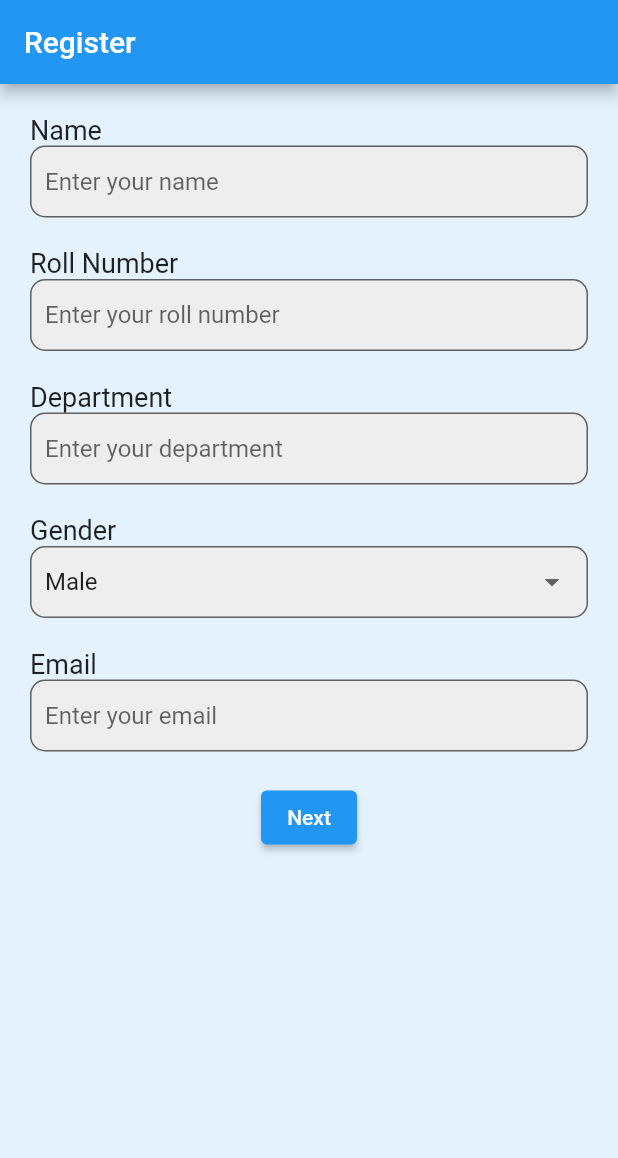
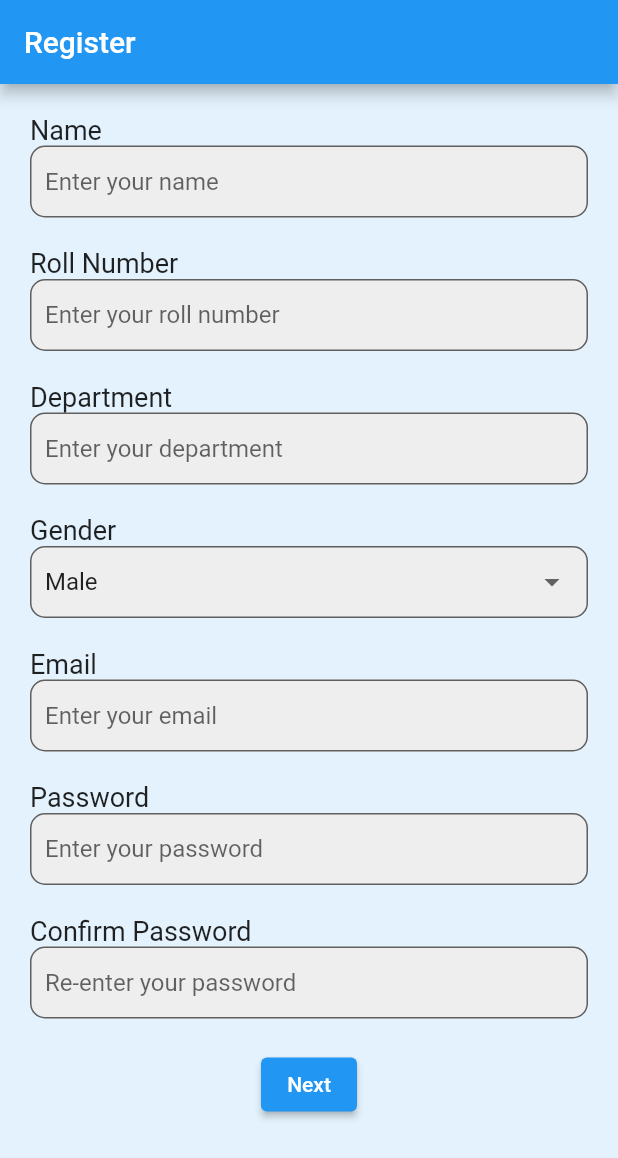
Before and after one commit to nithin-kasauzki/RoommateFinder-App, a Flutter app: the RegisterPage screen opened directly, on a phone screen of 412 x 824 dp. Shown: the top 1158 px of the screen. Run offline on Flutter 3.47's test engine with Material 2 defaults, Android fonts, the phone set to English and light mode, and no system bars.

```diff
--- a/lib/signup.dart
+++ b/lib/signup.dart
@@ -12,6 +12,8 @@ class _RegisterPageState extends State<RegisterPage> {
   final TextEditingController _deptController = TextEditingController();
   String _genderValue = 'male';
   final TextEditingController _emailController = TextEditingController();
+  final TextEditingController _passwordController = TextEditingController();
+  final TextEditingController _confirmPasswordController = TextEditingController();
 
   @override
   Widget build(BuildContext context) {
@@ -19,7 +21,8 @@ class _RegisterPageState extends State<RegisterPage> {
       appBar: AppBar(
         title: Text('Register'),
       ),
-      body: Container(
+      body: SingleChildScrollView(
+        child: Container(
           padding: EdgeInsets.all(20.0),
           child: Form(
             key: _formKey,
@@ -190,6 +193,75 @@ class _RegisterPageState extends State<RegisterPage> {
                   },
                 ),
                 SizedBox(height: 20.0),
+                Text(
+                  'Password',
+                  style: TextStyle(fontSize: 18.0),
+                ),
+                TextFormField(
+                  controller: _passwordController,
+                  decoration: InputDecoration(
+                    hintText: 'Enter your password',
+                    border: OutlineInputBorder(
+                      borderRadius: BorderRadius.circular(10.0),
+                    ),
+                    focusedBorder: OutlineInputBorder(
+                      borderSide: BorderSide(
+                        color: Theme.of(context).accentColor,
+                        width: 2.0,
+                      ),
+                      borderRadius: BorderRadius.circular(10.0),
+                    ),
+                    filled: true,
+                    fillColor: Colors.grey[200],
+                    contentPadding: EdgeInsets.all(10.0),
+                  ),
+                  obscureText: true,
+                  validator: (value) {
+                    if (value == null || value.isEmpty) {
+                      return 'Please enter your password';
+                    }
+                    if (value.length < 6) {
+                      return 'Password must be at least 6 characters long';
+                    }
+                    return null;
+                  },
+                ),
+                SizedBox(height: 20.0),
+                Text(
+                  'Confirm Password',
+                  style: TextStyle(fontSize: 18.0),
+                ),
+                TextFormField(
+                  controller: _confirmPasswordController,
+                  decoration: InputDecoration(
+                    hintText: 'Re-enter your password',
+                    border: OutlineInputBorder(
+                      borderRadius: BorderRadius.circular(10.0),
+                    ),
+                    focusedBorder: OutlineInputBorder(
+                      borderSide: BorderSide(
+                        color: Theme.of(context).accentColor,
+                        width: 2.0,
+                      ),
+                      borderRadius: BorderRadius.circular(10.0),
+                    ),
+                    filled: true,
+                    fillColor: Colors.grey[200],
+                    contentPadding: EdgeInsets.all(10.0),
+                  ),
+                  obscureText: true,
+                  validator: (value) {
+                    if (value == null || value.isEmpty) {
+                      return 'Please re-enter your password';
+                    }
+                    if (value != _passwordController.text) {
+                      return 'Passwords do not match';
+                    }
+                    return null;
+                  },
+                ),
+
+                SizedBox(height: 20.0),
                 Center(
                   child: ElevatedButton(
                     onPressed: () {
@@ -208,6 +280,7 @@ class _RegisterPageState extends State<RegisterPage> {
             ),
           ),
         ),
+      ),
     );
   }
 }
```
Also changed, not shown: lib/Login.dart (+5 -2 lines), lib/MyAcc.dart (added, +67 -0 lines), lib/dashboard.dart (+57 -8 lines), lib/match.dart (added, +32 -0 lines). Lines whose indentation alone changed are shown as unchanged.
